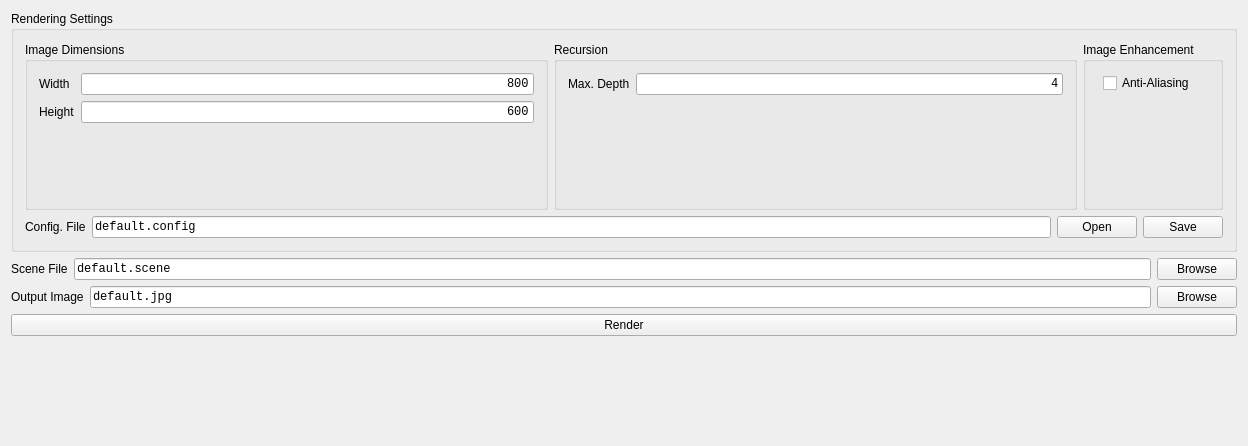
First picture: the form in gui/BRenderWidget/BRenderWidget.ui, repository RodrigoCastiel/beauty, before the edit.
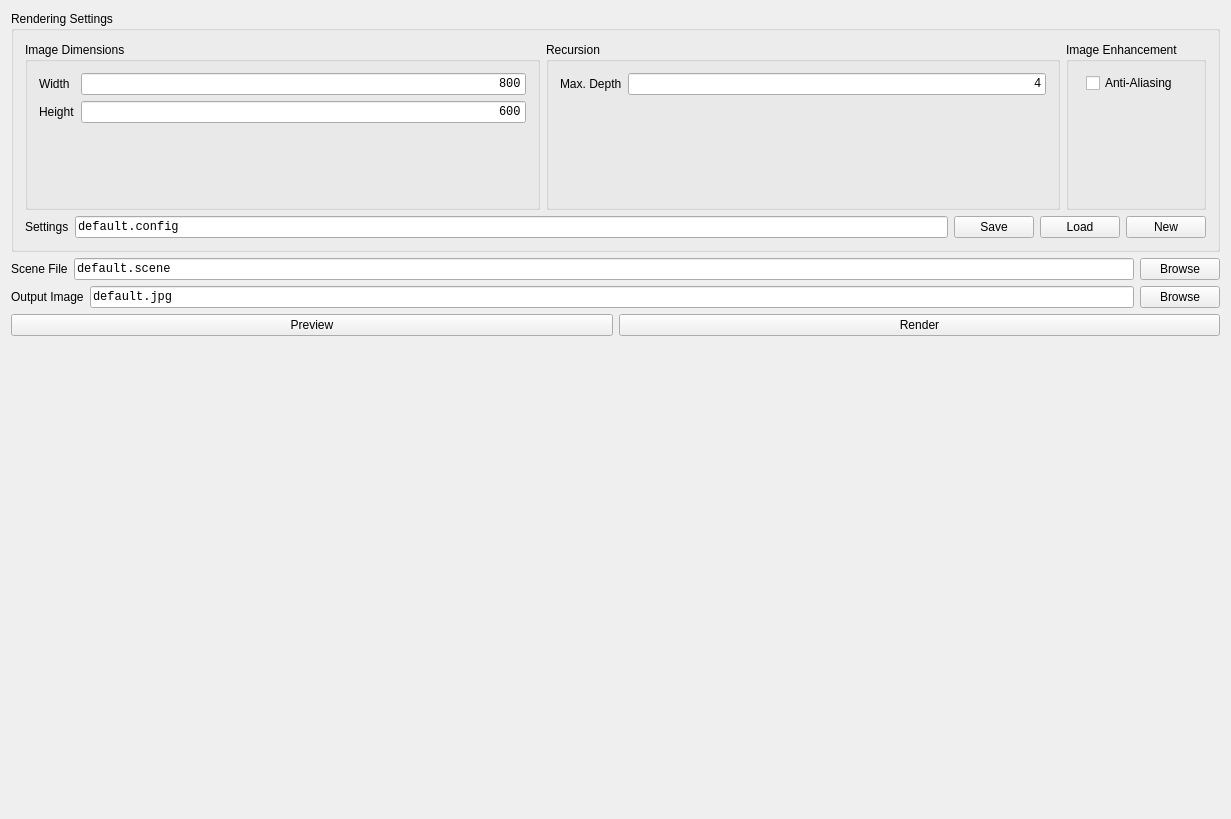
Second picture: the form after the edit.

Commit message: Finish GUI Skeleton with all menu bar commands and push button commands

What changed in the file:
```diff
--- a/gui/BRenderWidget/BRenderWidget.ui
+++ b/gui/BRenderWidget/BRenderWidget.ui
@@ -6,8 +6,8 @@
    <rect>
     <x>0</x>
     <y>0</y>
-    <width>1248</width>
-    <height>446</height>
+    <width>1231</width>
+    <height>819</height>
    </rect>
   </property>
   <property name="windowTitle">
@@ -153,6 +153,15 @@
       </layout>
      </item>
      <item>
+      <layout class="QHBoxLayout" name="horizontalLayout_4">
+       <item>
+        <widget class="QPushButton" name="pb_preview">
+         <property name="text">
+          <string>Preview</string>
+         </property>
+        </widget>
+       </item>
+       <item>
       <widget class="QPushButton" name="pb_render">
        <property name="text">
         <string>Render</string>
@@ -161,6 +170,8 @@
      </item>
     </layout>
    </item>
+    </layout>
+   </item>
    <item row="0" column="0" colspan="2">
     <widget class="QGroupBox" name="groupBox">
      <property name="minimumSize">
@@ -425,7 +436,7 @@
         <item>
          <widget class="QLabel" name="label_2">
           <property name="text">
-           <string>Config. File</string>
+           <string>Settings</string>
           </property>
          </widget>
         </item>
@@ -479,13 +490,6 @@
           </property>
          </widget>
         </item>
-        <item>
-         <widget class="QPushButton" name="pb_openConfigFile">
-          <property name="text">
-           <string>Open</string>
-          </property>
-         </widget>
-        </item>
         <item>
          <widget class="QPushButton" name="pb_saveConfigFile">
           <property name="text">
@@ -493,6 +497,20 @@
           </property>
          </widget>
         </item>
+        <item>
+         <widget class="QPushButton" name="pb_loadConfigFile">
+          <property name="text">
+           <string>Load</string>
+          </property>
+         </widget>
+        </item>
+        <item>
+         <widget class="QPushButton" name="pb_newConfigFile">
+          <property name="text">
+           <string>New</string>
+          </property>
+         </widget>
+        </item>
        </layout>
       </item>
      </layout>
```
Lines whose indentation alone changed are shown as unchanged. The commit also changes 7 other files.
